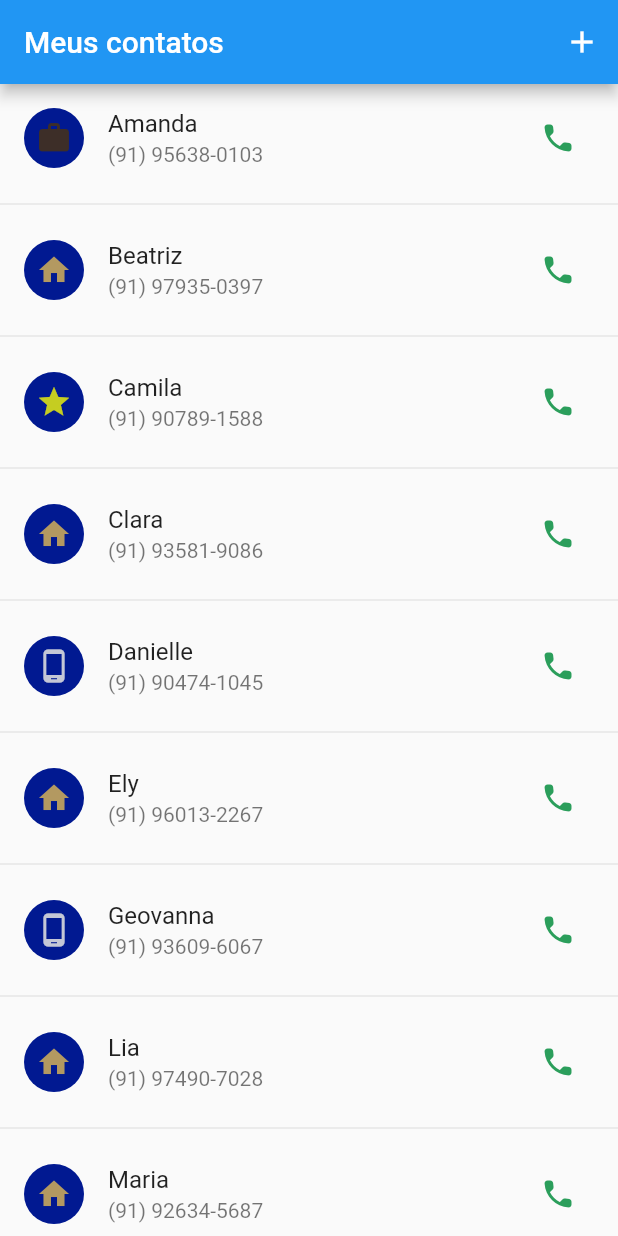
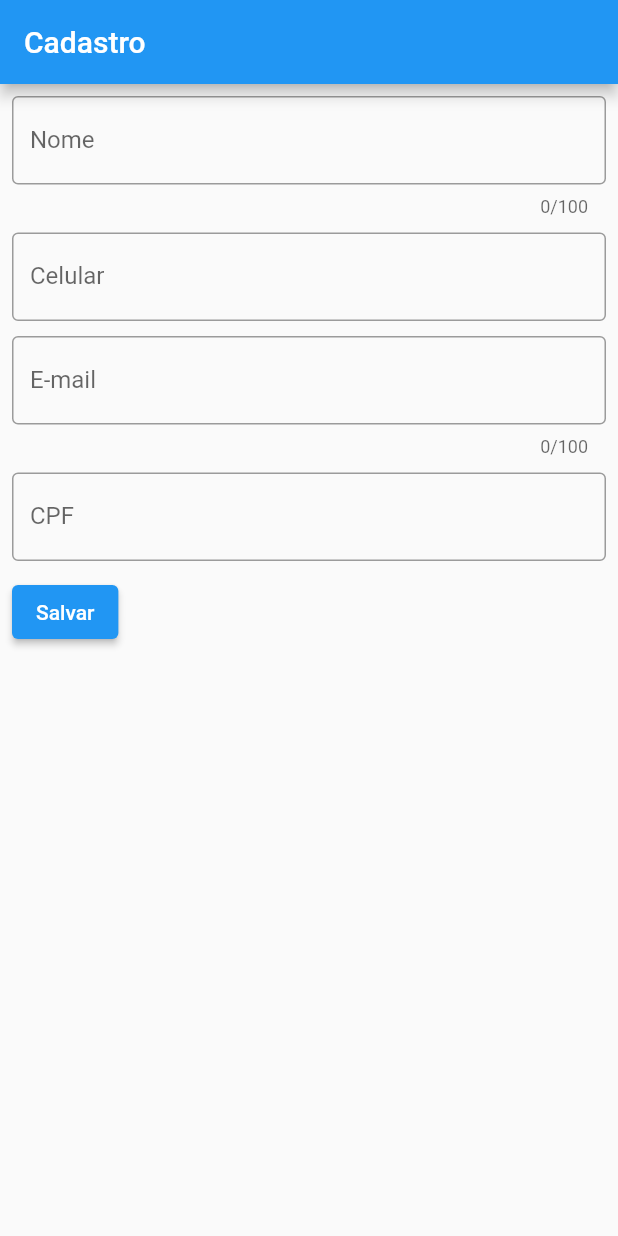
Before and after one commit to pedroGNF/contact_list, a Flutter app: the screen it shows after launch, after a tap on the "add" icon, on a phone screen of 412 x 824 dp. Run offline on Flutter 3.47's test engine with Material 2 defaults, Android fonts, the phone set to English and light mode, and no system bars; our stand-ins replace brasil_fields, form_field_validator, mobx.

Commit message:
add_contact.dart, added.

```diff
--- a/lib/contact_list.dart
+++ b/lib/add_contact.dart
@@ -1,41 +1,93 @@
-// ignore_for_file: unused_import
+import 'package:flutter/material.dart';
 import 'package:flutter/foundation.dart';
-import 'package:flutter/material.dart';
-import 'package:get/get.dart';
+// ignore: unused_import
 import 'package:mobx/mobx.dart';
 import 'package:brasil_fields/brasil_fields.dart';
 import 'package:flutter/services.dart';
 import 'package:form_field_validator/form_field_validator.dart';
 
+import 'main.dart';
+
 void main() {
-  runApp(const MyApp());
+  runApp(const AddContatos());
 }
 
-class MyApp extends StatelessWidget {
-  const MyApp({super.key});
+class AddContatos extends StatelessWidget {
+  const AddContatos({super.key});
 
   @override
   Widget build(BuildContext context) {
     return MaterialApp(
       debugShowCheckedModeBanner: false,
-       darkTheme: ThemeData.dark(),
+      darkTheme: ThemeData.dark(),
       title: 'Contato form',
       theme: ThemeData(
         primarySwatch: Colors.blue,
         visualDensity: VisualDensity.adaptivePlatformDensity,
       ),
+     home: Scaffold(
+      appBar: AppBar(
+        title: const Text('Cadastro'),
+      ),
+      body: Form(
+        key: null,
+        child: Padding(
+          padding: const EdgeInsets.all(8.0),
+          child: Wrap(
+            spacing: 20,
+            runSpacing: 10,
+            children: <Widget>[
+              TextFormField(
+                validator: nomeValidator(),
+                decoration: const InputDecoration(
+                    border: OutlineInputBorder(), labelText: "Nome"),
+                maxLength: 100,
+              ),
+              TextFormField(
+                inputFormatters: [
+                  FilteringTextInputFormatter.digitsOnly,
+                  TelefoneInputFormatter(),
+                ],
+                keyboardType: TextInputType.number,
+                decoration: const InputDecoration(
+                    border: OutlineInputBorder(), labelText: "Celular"),
+              ),
+              TextFormField(
+                validator: emailValidator(),
+                onChanged: emailUpdate(),
+                decoration: const InputDecoration(
+                    border: OutlineInputBorder(), labelText: "E-mail"),
+                maxLength: 100,
+              ),
+              TextFormField(
+                inputFormatters: [
+                  FilteringTextInputFormatter.digitsOnly,
+                  CpfInputFormatter(),
+                ],
+                keyboardType: TextInputType.number,
+                decoration: const InputDecoration(
+                    border: OutlineInputBorder(), labelText: "CPF"),
+              ),
+              ElevatedButton(
+                  onPressed: () {
+                    if (_formKey.currentState.validate()) {
+                      if (kDebugMode) {
+                        Object? contato;
+                        print(contato);
+                      }
+                    }
+                  },
+                  child: const Text("Salvar"))
+            ],
+          ),
+        ),
+      ),
+     )
     );
   }
 }
 
-class MyHomePage extends StatefulWidget {
-  const MyHomePage({super.key});
-  @override
-  // ignore: library_private_types_in_public_api
-  _MyHomePageState createState() => _MyHomePageState();
-}
-
-class _MyHomePageState extends State<MyHomePage> {
+class MyHomePageState extends State<MyHomePage> {
   ContatoModel contato = ContatoModel();
 
   @override
@@ -98,6 +150,7 @@ class _MyHomePageState extends State<MyHomePage> {
       ),
     );
   }
+}
 
   TextFieldValidator emailValidator() {
     return EmailValidator(errorText: 'email invalido.');
@@ -109,7 +162,7 @@ class _MyHomePageState extends State<MyHomePage> {
       MinLengthValidator(4, errorText: 'tamanho mínimo de 4 caracteres'),
     ]); // Multivalidator
   }
-}
+
 
 nomeUpdate(nome) {}
 
--- a/lib/main.dart
+++ b/lib/main.dart
@@ -1,4 +1,5 @@
 import 'package:flutter/material.dart';
+import 'add_contact.dart';
 
 void main() {
   runApp(const MyApp());
@@ -40,7 +41,9 @@ class _MyHomePageState extends State<MyHomePage> {
         tipo: ContatoType.favorito));
 
     contatos.add(Contato(
-        nome: "Beatriz", telefone: "(91) 97935-0397", tipo: ContatoType.casa));
+        nome: "Beatriz",
+        telefone: "(91) 97935-0397",
+        tipo: ContatoType.casa));
 
     contatos.add(Contato(
         nome: "Danielle",
@@ -48,10 +51,14 @@ class _MyHomePageState extends State<MyHomePage> {
         tipo: ContatoType.celular));
 
     contatos.add(Contato(
-        nome: "Lia", telefone: "(91) 97490-7028", tipo: ContatoType.casa));
+        nome: "Lia",
+        telefone: "(91) 97490-7028",
+        tipo: ContatoType.casa));
 
     contatos.add(Contato(
-        nome: "Clara", telefone: "(91) 93581-9086", tipo: ContatoType.casa));
+        nome: "Clara",
+        telefone: "(91) 93581-9086",
+        tipo: ContatoType.casa));
 
     contatos.add(Contato(
         nome: "Amanda",
@@ -64,7 +71,9 @@ class _MyHomePageState extends State<MyHomePage> {
         tipo: ContatoType.trabalho));
 
     contatos.add(Contato(
-        nome: "Maria", telefone: "(91) 92634-5687", tipo: ContatoType.casa));
+        nome: "Maria",
+        telefone: "(91) 92634-5687",
+        tipo: ContatoType.casa));
 
     contatos.add(Contato(
         nome: "Geovanna",
@@ -72,7 +81,9 @@ class _MyHomePageState extends State<MyHomePage> {
         tipo: ContatoType.celular));
 
     contatos.add(Contato(
-        nome: "Ely", telefone: "(91) 96013-2267", tipo: ContatoType.casa));
+        nome: "Ely",
+        telefone: "(91) 96013-2267",
+        tipo: ContatoType.casa));
 
     contatos.add(Contato(
         nome: "Camila",
@@ -95,8 +106,7 @@ class _MyHomePageState extends State<MyHomePage> {
           actions: [
             IconButton(
                 icon: const Icon(Icons.add),
-            onPressed: () {},
-          )
+                onPressed: () => sendNewContato(context))
           ],
         ),
         body: ListView.separated(
@@ -119,6 +129,11 @@ class _MyHomePageState extends State<MyHomePage> {
             separatorBuilder: (context, index) => const Divider(),
             itemCount: contatos.length));
   }
+}
+
+sendNewContato(BuildContext context) {
+  Navigator.of(context)
+  .push(MaterialPageRoute(builder: (_) => const AddContatos()));
 }
 
 class Contato {
```
Lines whose indentation alone changed are shown as unchanged.
